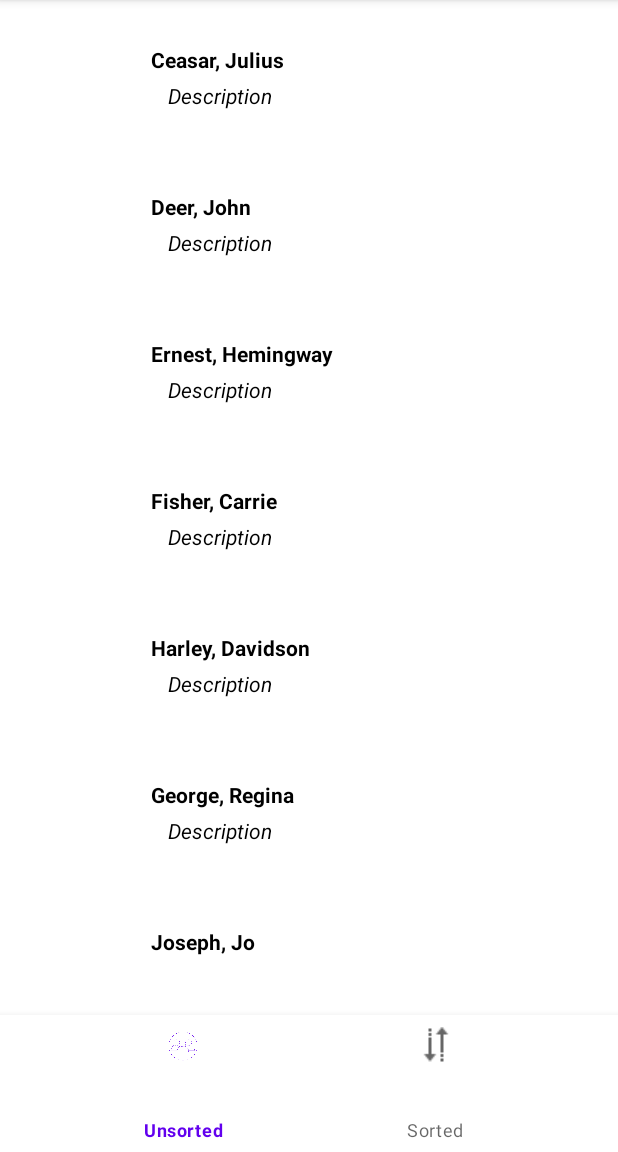
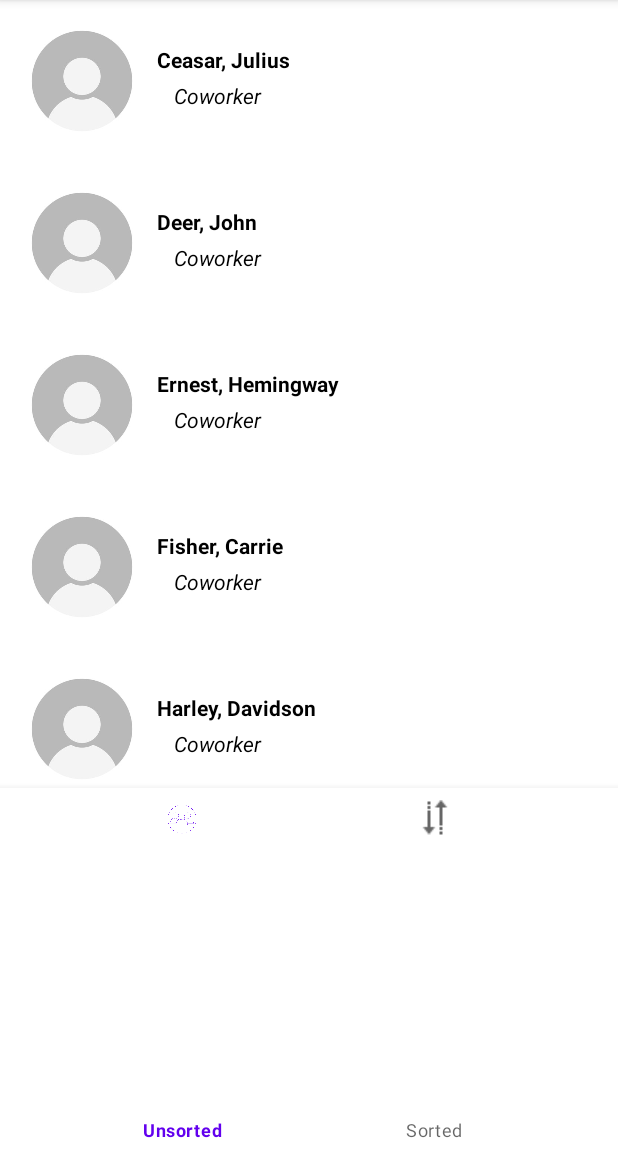
Before and after one commit to anireut/MobileAppDevelopmentFinal, an Android app: the screen it shows after launch (MainActivity), on a phone screen of 412 x 824 dp, the part 84-1236 px from its top. Run offline under Robolectric (Android 15) with nearby library versions, the phone set to English and light mode, and no system bars; our stand-ins replace navigation-ui.

Commit message:
show the description and pfp

```diff
--- a/app/src/main/java/com/example/assignment5/MyAdapter.kt
+++ b/app/src/main/java/com/example/assignment5/MyAdapter.kt
@@ -22,7 +22,7 @@ class MyAdapter(
        val currentItem = contactlist[position]
         //holder.title.setImageResource(currentItem.title)
         holder.header.text = currentItem.header
-        //holder.description.text = currentItem.description
+        holder.description.text = currentItem.description
         holder.itemView.setOnClickListener(View.OnClickListener {
             val intent = Intent(it.context, ContactDetailsActivity::class.java).apply {
                 putExtra("heading", holder.header.text)
@@ -42,7 +42,7 @@ class MyAdapter(
     class MyViewHolder(itemView: View) : RecyclerView.ViewHolder(itemView){
         //val title : ShapeableImageView = itemView.findViewById(R.id.title)
         val header : TextView = itemView.findViewById(R.id.header)
-        //val description : TextView = itemView.findViewById(R.id.description)
+        val description : TextView = itemView.findViewById(R.id.description)
 
     }
 
--- a/app/src/main/res/layout/activity_main.xml
+++ b/app/src/main/res/layout/activity_main.xml
@@ -9,8 +9,8 @@
 
     <com.google.android.material.bottomnavigation.BottomNavigationView
         android:id="@+id/btmNav"
-        android:layout_width="413dp"
-        android:layout_height="91dp"
+        android:layout_width="match_parent"
+        android:layout_height="0dp"
         android:background="#FFFFFF"
         app:layout_constraintBottom_toBottomOf="parent"
         app:layout_constraintEnd_toEndOf="parent"
@@ -22,8 +22,8 @@
 
     <androidx.recyclerview.widget.RecyclerView
         android:id="@+id/recyclerView"
-        android:layout_width="404dp"
-        android:layout_height="638dp"
+        android:layout_width="match_parent"
+        android:layout_height="525dp"
         app:layout_constraintEnd_toEndOf="parent"
         app:layout_constraintStart_toStartOf="parent"
         app:layout_constraintTop_toTopOf="parent">
--- a/app/src/main/res/layout/list_item.xml
+++ b/app/src/main/res/layout/list_item.xml
@@ -8,6 +8,17 @@
 
     xmlns:app="http://schemas.android.com/apk/res-auto">
     c
+
+    <ImageView
+        android:id="@+id/imageView"
+        android:layout_width="88dp"
+        android:layout_height="88dp"
+        android:layout_marginEnd="6dp"
+        app:layout_constraintBottom_toBottomOf="parent"
+        app:layout_constraintEnd_toStartOf="@+id/header"
+        app:layout_constraintStart_toStartOf="parent"
+        app:layout_constraintTop_toTopOf="parent"
+        app:srcCompat="@drawable/nopfp" />
 
     <TextView
         android:id="@+id/header"
```
